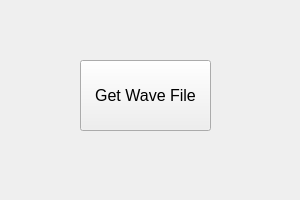
First picture: the form in widget.ui, repository knordine11/rec_arr_wav_in, before the edit.
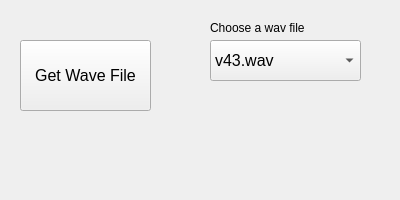
Second picture: the form after the edit.

The edit to the form file:
```diff
--- a/widget.ui
+++ b/widget.ui
@@ -6,7 +6,7 @@
    <rect>
     <x>0</x>
     <y>0</y>
-    <width>300</width>
+    <width>400</width>
     <height>200</height>
    </rect>
   </property>
@@ -16,8 +16,8 @@
   <widget class="QPushButton" name="btnGetWav">
    <property name="geometry">
     <rect>
-     <x>80</x>
-     <y>60</y>
+     <x>20</x>
+     <y>40</y>
      <width>131</width>
      <height>71</height>
     </rect>
@@ -31,6 +31,77 @@
     <string>Get Wave File</string>
    </property>
   </widget>
+  <widget class="QComboBox" name="cboWaveFile">
+   <property name="geometry">
+    <rect>
+     <x>210</x>
+     <y>40</y>
+     <width>151</width>
+     <height>41</height>
+    </rect>
+   </property>
+   <property name="font">
+    <font>
+     <pointsize>12</pointsize>
+    </font>
+   </property>
+   <property name="frame">
+    <bool>true</bool>
+   </property>
+   <item>
+    <property name="text">
+     <string>v43.wav</string>
+    </property>
+   </item>
+   <item>
+    <property name="text">
+     <string>v45.wav</string>
+    </property>
+   </item>
+   <item>
+    <property name="text">
+     <string>v47.wav</string>
+    </property>
+   </item>
+   <item>
+    <property name="text">
+     <string>v48.wav</string>
+    </property>
+   </item>
+   <item>
+    <property name="text">
+     <string>v50.wav</string>
+    </property>
+   </item>
+   <item>
+    <property name="text">
+     <string>v52.wav</string>
+    </property>
+   </item>
+   <item>
+    <property name="text">
+     <string>v54.wav</string>
+    </property>
+   </item>
+   <item>
+    <property name="text">
+     <string>v55.wav</string>
+    </property>
+   </item>
+  </widget>
+  <widget class="QLabel" name="label">
+   <property name="geometry">
+    <rect>
+     <x>210</x>
+     <y>20</y>
+     <width>151</width>
+     <height>16</height>
+    </rect>
+   </property>
+   <property name="text">
+    <string>Choose a wav file</string>
+   </property>
+  </widget>
  </widget>
  <resources/>
  <connections/>
```
